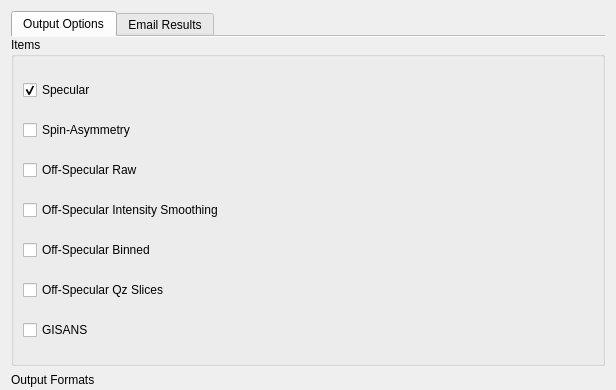
neutrons/quicknxs, file src/quicknxs/ui/ui_reduce_dialog.ui: the form before one commit; both pictures show x 0 to 616 and y 0 to 390 of the 616 by 582 pixel window.
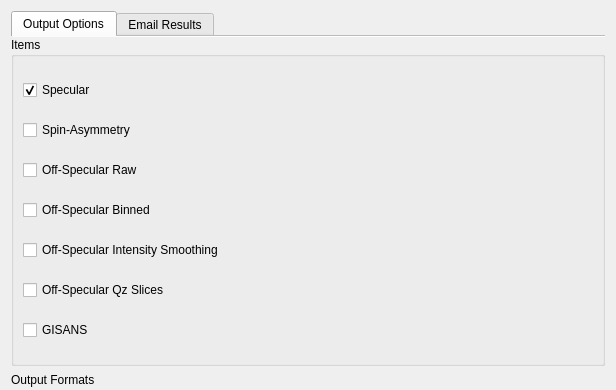
The form after the commit. Icons and pictures are not drawn.

Commit message: Address Marie's feedback on off-specular dialog

```diff
--- a/src/quicknxs/ui/ui_reduce_dialog.ui
+++ b/src/quicknxs/ui/ui_reduce_dialog.ui
@@ -82,6 +82,13 @@
                         </property>
                       </widget>
                     </item>
+                    <item>
+                      <widget class="QCheckBox" name="exportOffSpecularSmoothed">
+                        <property name="text">
+                          <string>Off-Specular Binned</string>
+                        </property>
+                      </widget>
+                    </item>
                     <item>
                       <widget class="QCheckBox" name="intensitySmoothingCheckbox">
                         <property name="toolTip">
@@ -92,13 +99,6 @@
                         </property>
                       </widget>
                     </item>
-                    <item>
-                      <widget class="QCheckBox" name="exportOffSpecularSmoothed">
-                        <property name="text">
-                          <string>Off-Specular Binned</string>
-                        </property>
-                      </widget>
-                    </item>
                     <item>
                       <widget class="QCheckBox" name="exportOffSpecularSlices">
                         <property name="toolTip">
```
The commit also changes 4 other files.
